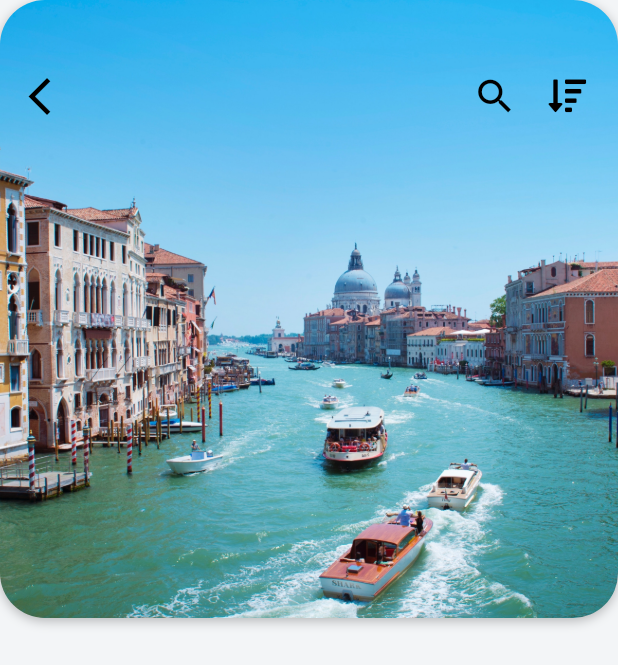
After one commit to arora-72/Flutter-UIs, a Flutter app: the screen it shows after launch, after a tap on an icon or button, on a phone screen of 412 x 824 dp. The commit adds this screen. Shown: the top 665 px of the screen. Run offline on Flutter 3.47's test engine with Material 2 defaults, Android fonts, the phone set to English and light mode, and no system bars; our stand-ins replace font_awesome_flutter; network calls fail.

Commit message:
destination screen image, upper row  buttons , navigation route added

```diff
--- /dev/null
+++ b/travel_ui/lib/screens/destination_screen.dart
@@ -0,0 +1,76 @@
+import 'package:flutter/material.dart';
+import 'package:font_awesome_flutter/font_awesome_flutter.dart';
+import 'package:travel_ui/models/destination_model.dart';
+
+class DestinationScreen extends StatefulWidget {
+
+
+  final Destination destination;
+  DestinationScreen({this.destination});
+
+
+  @override
+  _DestinationScreenState createState() => _DestinationScreenState();
+}
+
+class _DestinationScreenState extends State<DestinationScreen> {
+  @override
+  Widget build(BuildContext context) {
+    return Scaffold(
+      body:  Column(children: <Widget>[
+        Stack(
+          children: <Widget>[
+            Container(
+              height:  MediaQuery.of(context).size.width,
+              decoration: BoxDecoration(
+                borderRadius: BorderRadius.circular(30.0),
+                boxShadow: [BoxShadow(
+                  color: Colors.black26,
+                  offset:  Offset(0.0, 2.0),
+                  blurRadius: 6.0,
+                ),
+                ],
+                ),
+                child:  ClipRRect(
+                  borderRadius:  BorderRadius.circular(30.0),
+                  child: Image(
+                    image: AssetImage(widget.destination.imageUrl),
+                    fit: BoxFit.cover,),
+                ),
+            ),
+            Padding(
+              padding:  EdgeInsets.symmetric(horizontal: 10.0, vertical: 40.0),
+              child: Row(
+                mainAxisAlignment: MainAxisAlignment.spaceBetween,
+                children: <Widget>[
+                  IconButton(
+                    icon: Icon(Icons.arrow_back_ios),
+                    iconSize:  30.0,
+                    color:  Colors.black,
+                    onPressed: () => Navigator.pop(context),
+                    ),
+                    Row(children: <Widget>[
+                      IconButton(
+                    icon: Icon(Icons.search),
+                    iconSize:  30.0,
+                    color:  Colors.black,
+                    onPressed: () => Navigator.pop(context),
+                    ),
+                    IconButton(
+                    icon: Icon(FontAwesomeIcons.sortAmountDown),
+                    iconSize:  25.0,
+                    color:  Colors.black,
+                    onPressed: () => Navigator.pop(context),
+                    ),
+                    ],)
+                ],
+              ),
+            )
+          ],
+        )
+
+      ],
+      ),
+    );
+  }
+}
--- a/travel_ui/lib/screens/home_screen.dart
+++ b/travel_ui/lib/screens/home_screen.dart
@@ -57,12 +57,12 @@ class _HomeScreenState extends State<HomeScreen> {
           padding: EdgeInsets.symmetric(vertical: 30.0),
           children: <Widget>[
             Padding(
-              padding: const EdgeInsets.only(left: 20.0, right: 120.0),
+              padding: const EdgeInsets.only(left: 20.0, right: 100.0),
               child: Text(
-                'What would you like to find',
+                'What would you like to find?',
               style: TextStyle(
                 fontSize: 30.0,
-                fontWeight: FontWeight.bold,
+                fontWeight: FontWeight.w800,
               ),),
             ),
             SizedBox(height: 20.0),
--- a/travel_ui/lib/widgets/destination_carousel_widget.dart
+++ b/travel_ui/lib/widgets/destination_carousel_widget.dart
@@ -1,6 +1,7 @@
 import 'package:flutter/material.dart';
 import 'package:font_awesome_flutter/font_awesome_flutter.dart';
 import 'package:travel_ui/models/destination_model.dart';
+import 'package:travel_ui/screens/destination_screen.dart';
 
 class WidgetDestinationCarousel extends StatelessWidget {
   const WidgetDestinationCarousel({Key key}) : super(key: key);
@@ -47,7 +48,14 @@ class WidgetDestinationCarousel extends StatelessWidget {
             itemCount: destinations.length,
             itemBuilder: (BuildContext context, int index){
               Destination destination = destinations[index];
-              return Container(
+              return GestureDetector(
+                onTap: () => Navigator.push(
+                  context, MaterialPageRoute(
+                    builder: (_) => DestinationScreen(
+                      destination: destination,),
+                      ),
+                      ),
+                      child: Container(
                   margin: EdgeInsets.all(10.0),
                   width: 210.0,
                   child: Stack(
@@ -144,6 +152,7 @@ class WidgetDestinationCarousel extends StatelessWidget {
                       )
                   ],
                   ),
+                ),
               );
             },
           ),
```
Also changed, not shown: travel_ui/lib/main.dart (+3 -86 lines). Lines whose indentation alone changed are shown as unchanged.
